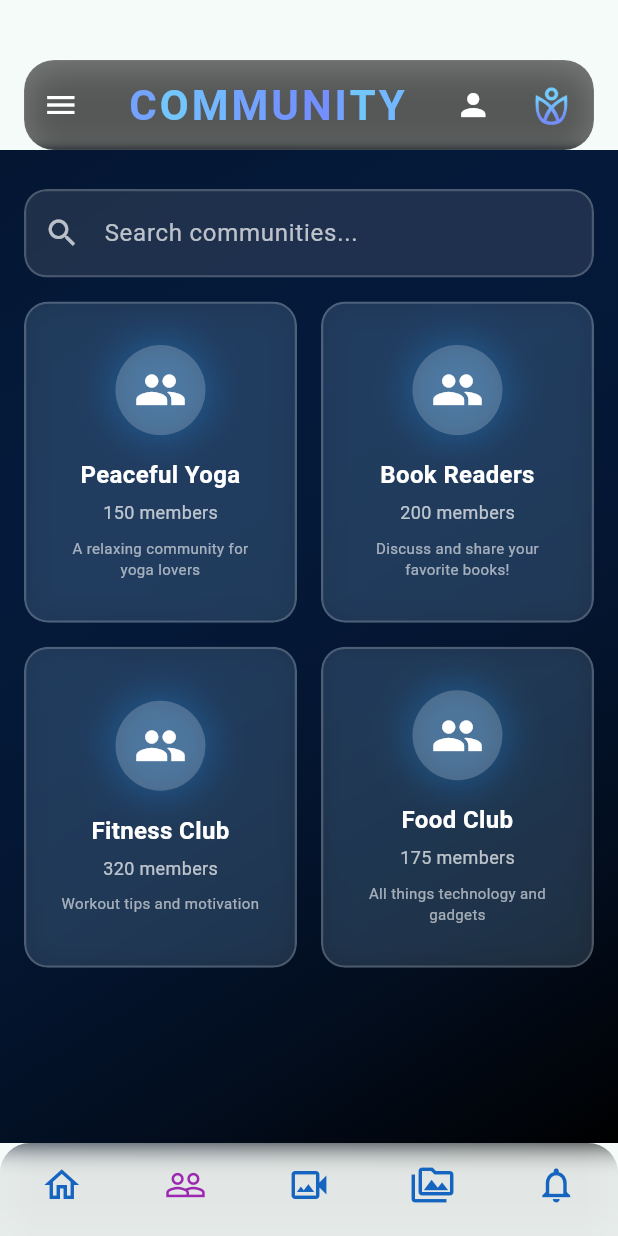
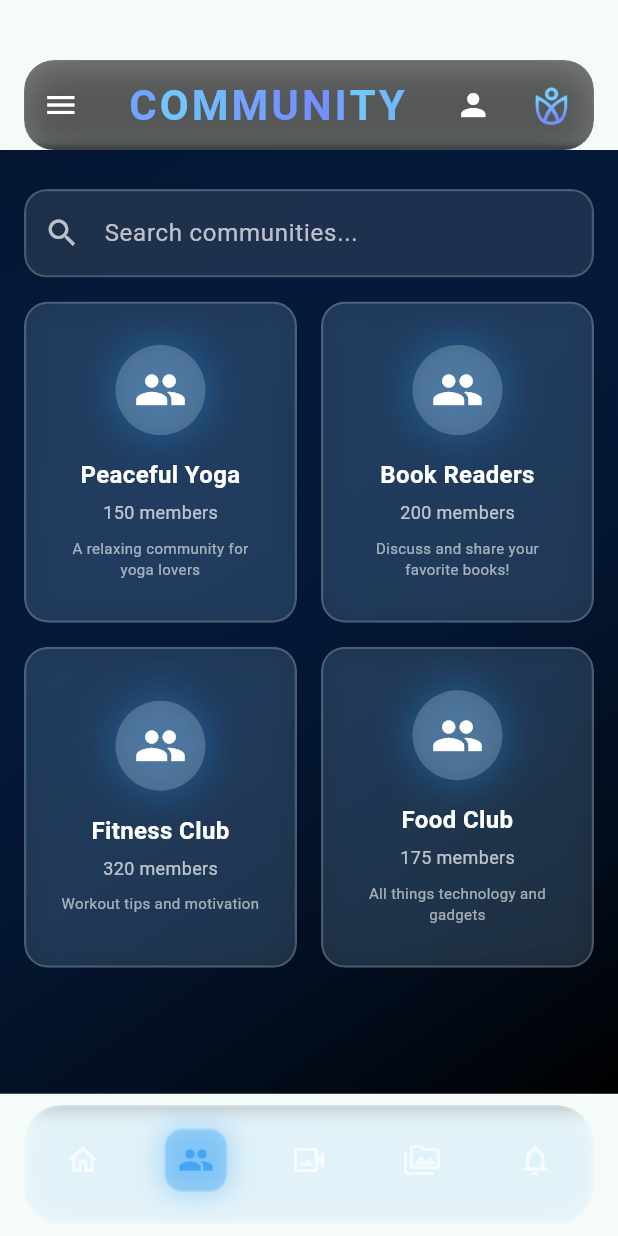
Before and after one commit to IshanD101/EYEDRA_UI_V2, a Flutter app: the screen it shows after launch, item 2 of the bottom bar chosen, on a phone screen of 412 x 824 dp. Run offline on Flutter 3.47's test engine with Material 3 defaults, Android fonts, the phone set to English and light mode, and no system bars; our stand-ins replace intl_phone_field; missing offline and left inert: model_viewer_plus; network calls fail.

Commit message:
Adjust the  navigation.dart file ..

```diff
--- a/lib/screens/navigation.dart
+++ b/lib/screens/navigation.dart
@@ -13,52 +13,35 @@ class CustomBottomNav extends StatelessWidget {
 
   @override
   Widget build(BuildContext context) {
-    return ClipRRect(
-      borderRadius: const BorderRadius.only(
-        topLeft: Radius.circular(20),
-        topRight: Radius.circular(20),
-      ),
+    return Padding(
+      padding: const EdgeInsets.symmetric(horizontal: 16.0, vertical: 8.0),
+      child: ClipRRect(
+        borderRadius: BorderRadius.circular(25),
+        child: BackdropFilter(
+          filter: ImageFilter.blur(sigmaX: 10, sigmaY: 10),
           child: Container(
             decoration: BoxDecoration(
+              color: Colors.white.withOpacity(0.1),
+              borderRadius: BorderRadius.circular(25),
+              border: Border.all(
                 color: Colors.white.withOpacity(0.2),
+                width: 1.5,
+              ),
               boxShadow: [
                 BoxShadow(
-              color: Colors.black.withOpacity(0.1),
-              blurRadius: 10,
-              spreadRadius: 2,
+                  color: Colors.blue.withOpacity(0.1),
+                  blurRadius: 20,
+                  spreadRadius: 5,
                 ),
               ],
             ),
-        child: BackdropFilter(
-          filter: ImageFilter.blur(sigmaX: 10, sigmaY: 10),
             child: BottomNavigationBar(
               currentIndex: currentIndex,
               onTap: onTap,
-            items: const [
-              BottomNavigationBarItem(
-                icon: Icon(Icons.home_outlined, size: 28),
-                label: "Home",
-              ),
-              BottomNavigationBarItem(
-                icon: Icon(Icons.people_outline, size: 28),
-                label: "People",
-              ),
-              BottomNavigationBarItem(
-                icon: Icon(Icons.video_camera_back_outlined, size: 28),
-                label: "Videos",
-              ),
-              BottomNavigationBarItem(
-                icon: Icon(Icons.perm_media_outlined, size: 28),
-                label: "Media",
-              ),
-              BottomNavigationBarItem(
-                icon: Icon(Icons.notifications_outlined, size: 28),
-                label: "Notifications",
-              ),
-            ],
+              items: _buildNavItems(),
               backgroundColor: Colors.transparent,
-            selectedItemColor: Colors.purple,
-            unselectedItemColor: Colors.blue[800],
+              selectedItemColor: Colors.blue[400],
+              unselectedItemColor: Colors.white.withOpacity(0.7),
               type: BottomNavigationBarType.fixed,
               showSelectedLabels: false,
               showUnselectedLabels: false,
@@ -66,6 +49,71 @@ class CustomBottomNav extends StatelessWidget {
             ),
           ),
         ),
+      ),
     );
   }
+
+  List<BottomNavigationBarItem> _buildNavItems() {
+    return [
+      _buildNavItem(Icons.home_outlined, Icons.home, "Home"),
+      _buildNavItem(Icons.people_outline, Icons.people, "People"),
+      _buildNavItem(
+          Icons.video_camera_back_outlined, Icons.video_camera_back, "Videos"),
+      _buildNavItem(Icons.perm_media_outlined, Icons.perm_media, "Media"),
+      _buildNavItem(
+          Icons.notifications_outlined, Icons.notifications, "Notifications"),
+    ];
   }
+
+  BottomNavigationBarItem _buildNavItem(
+      IconData outlinedIcon, IconData filledIcon, String label) {
+    return BottomNavigationBarItem(
+      icon: Container(
+        padding: const EdgeInsets.all(8),
+        decoration: BoxDecoration(
+          color: currentIndex == _getIndexFromLabel(label)
+              ? Colors.blue.withOpacity(0.3)
+              : Colors.transparent,
+          borderRadius: BorderRadius.circular(12),
+          border: currentIndex == _getIndexFromLabel(label)
+              ? Border.all(
+                  color: Colors.white.withOpacity(0.2),
+                  width: 1,
+                )
+              : null,
+          boxShadow: currentIndex == _getIndexFromLabel(label)
+              ? [
+                  BoxShadow(
+                    color: Colors.blue.withOpacity(0.3),
+                    blurRadius: 15,
+                    spreadRadius: 2,
+                  ),
+                ]
+              : null,
+        ),
+        child: Icon(
+          currentIndex == _getIndexFromLabel(label) ? filledIcon : outlinedIcon,
+          size: 24,
+        ),
+      ),
+      label: label,
+    );
+  }
+
+  int _getIndexFromLabel(String label) {
+    switch (label) {
+      case "Home":
+        return 0;
+      case "People":
+        return 1;
+      case "Videos":
+        return 2;
+      case "Media":
+        return 3;
+      case "Notifications":
+        return 4;
+      default:
+        return 0;
+    }
+  }
+}
```
Lines whose indentation alone changed are shown as unchanged.
